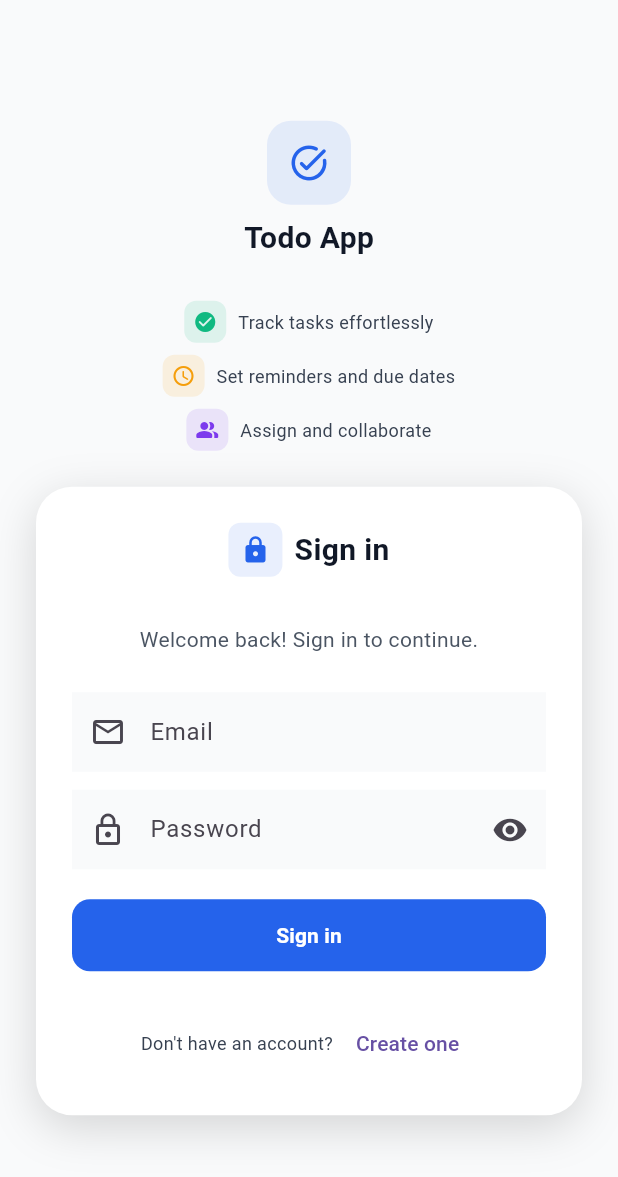
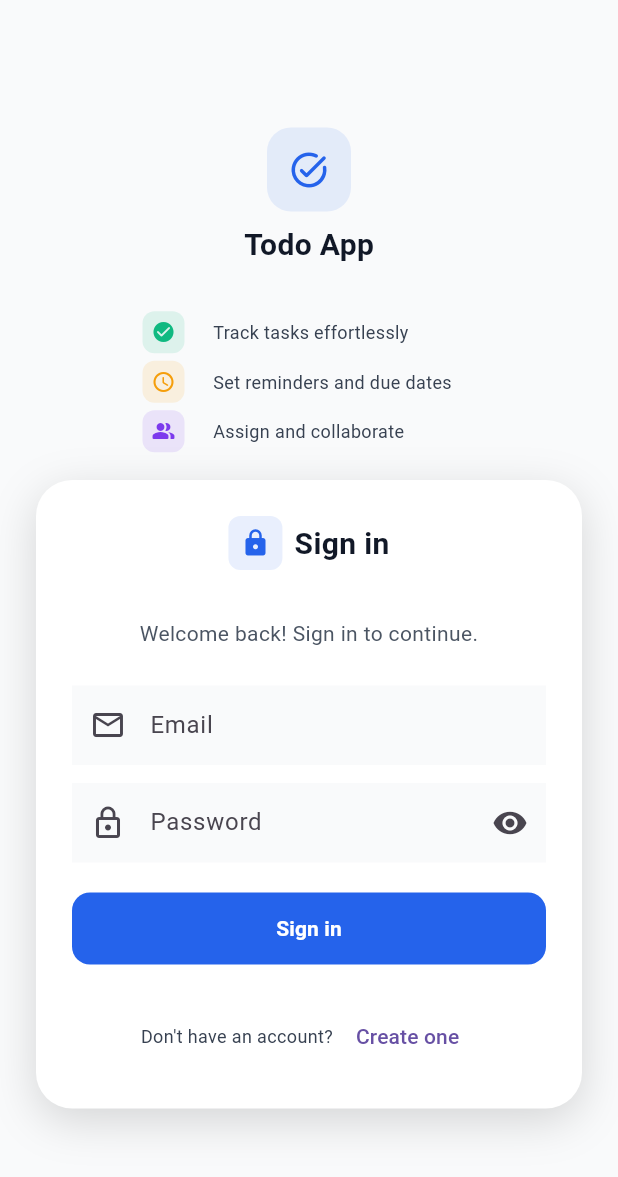
Before and after one commit to krsonu12/todoByAPI, a Flutter app: the screen it shows after launch, on a phone screen of 412 x 824 dp. Shown: the top 1177 px of the screen. Run offline on Flutter 3.47's test engine with Material 3 defaults, Android fonts, the phone set to English and light mode, and no system bars; our stand-ins replace dio, flutter_riverpod, freezed_annotation, go_router, shared_preferences, sqflite; accounts and stored records are empty.

Commit message:
Refactor AuthHighlights widget to use a Table layout for improved organization and readability; adjust icon and label presentation while maintaining design consistency with the TodoDesignSystem.

```diff
--- a/lib/features/auth/presentation/widgets/auth_widgets.dart
+++ b/lib/features/auth/presentation/widgets/auth_widgets.dart
@@ -113,27 +113,33 @@ class AuthHighlights extends StatelessWidget {
       (Icons.schedule_rounded, 'Set reminders and due dates'),
       (Icons.people_alt_rounded, 'Assign and collaborate'),
     ];
-    return Column(
+    return Padding(
+      padding: const EdgeInsets.only(left: 60),
+      child: Column(
         crossAxisAlignment: CrossAxisAlignment.center,
         mainAxisAlignment: MainAxisAlignment.start,
         children: [
           const SizedBox(height: TodoDesignSystem.spacing16),
-        ...items.asMap().entries.map((entry) {
-          final idx = entry.key;
-          final (iconData, label) = entry.value;
-          final Color iconColor = switch (idx) {
+          Table(
+            columnWidths: const {
+              0: FixedColumnWidth(50),
+              1: FixedColumnWidth(TodoDesignSystem.spacing8),
+            },
+            defaultVerticalAlignment: TableCellVerticalAlignment.middle,
+            children: [
+              for (int i = 0; i < items.length; i++)
+                () {
+                  final (iconData, label) = items[i];
+                  final Color iconColor = switch (i) {
                     0 => TodoDesignSystem.successGreen,
                     1 => TodoDesignSystem.warningOrange,
                     _ => TodoDesignSystem.secondaryPurple,
                   };
+                  return TableRow(
+                    children: [
 
-          return Padding(
-            padding: const EdgeInsets.only(bottom: TodoDesignSystem.spacing8),
-            child: Row(
-              mainAxisAlignment: MainAxisAlignment.center,
-              crossAxisAlignment: CrossAxisAlignment.center,
-              children: [
-                Container(
+                      Center(
+                        child: Container(
                           width: 28,
                           height: 28,
                           alignment: Alignment.center,
@@ -145,21 +151,27 @@ class AuthHighlights extends StatelessWidget {
                           ),
                           child: Icon(iconData, size: 16, color: iconColor),
                         ),
-                const SizedBox(width: TodoDesignSystem.spacing8),
-                Flexible(
+                      ),
+                      const SizedBox.shrink(),
+                      Padding(
+                        padding: const EdgeInsets.symmetric(
+                          vertical: TodoDesignSystem.spacing8,
+                        ),
                         child: Text(
                           label,
-                    textAlign: TextAlign.center,
-                    style: TodoDesignSystem.bodySmall.copyWith(
+                          textAlign: TextAlign.left,
+                          style: TodoDesignSystem.bodySmall.copyWith(fontSize: 12,
                             color: TodoDesignSystem.neutralGray700,
                           ),
                         ),
                       ),
                     ],
+                  );
+                }(),
+            ],
           ),
-          );
-        }),
         ],
+      ),
     );
   }
 }
```
Lines whose indentation alone changed are shown as unchanged.
